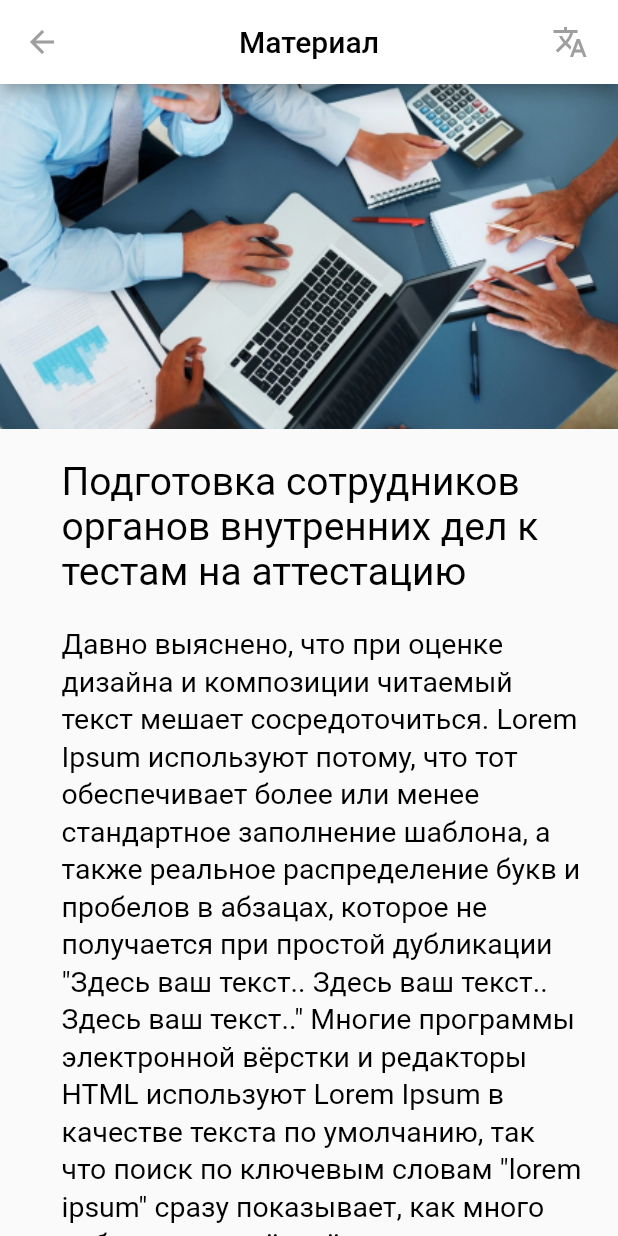
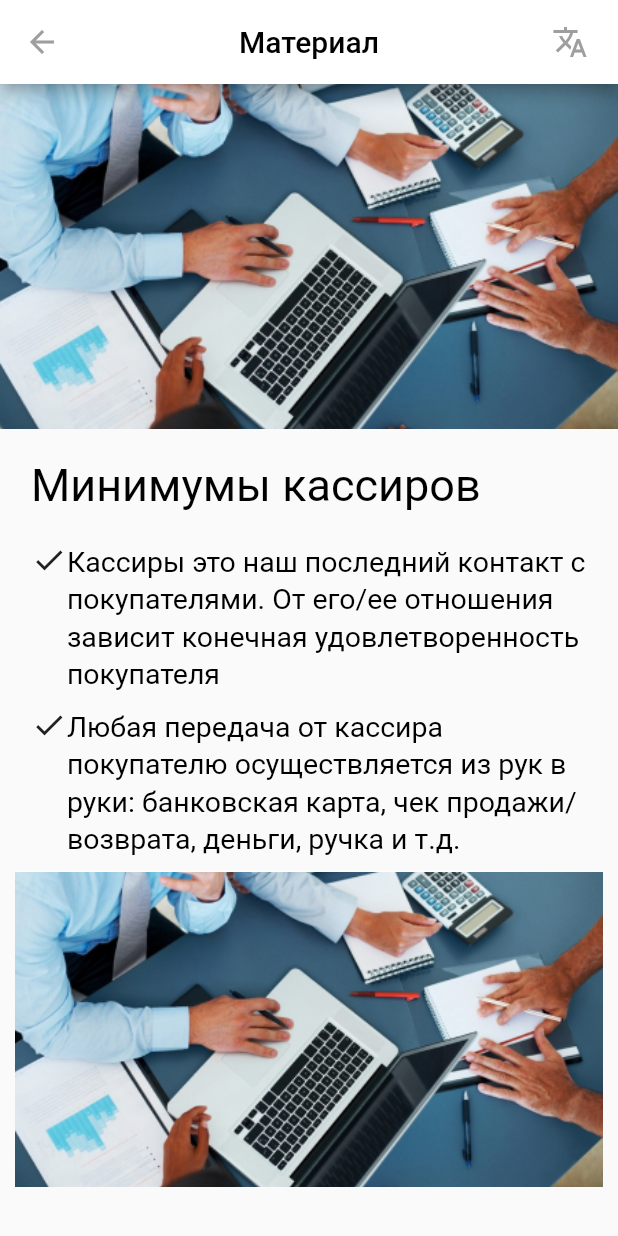
Before and after one commit to Nekori228/EmTest, a Flutter app: the material_content screen opened directly, on a phone screen of 412 x 824 dp. Run offline on Flutter 3.47's test engine with Material 2 defaults, Android fonts, the phone set to English and light mode, and no system bars; our stand-ins replace cloud_firestore, dropdown_button2, easy_localization, email_validator, firebase_auth, firebase_core and 6 more; missing offline and left inert: enough_mail; accounts and stored records are empty; project files that could hold a hidden picture were left out.

```diff
--- a/lib/pages/material_cont.dart
+++ b/lib/pages/material_cont.dart
@@ -47,24 +47,47 @@ class _material_contentState extends State<material_content> {
                 ),
               ),
             ),
-            Padding(
-              padding: const EdgeInsets.all(20),
-              child: SizedBox(
-                width: 330,
-                child: Text(
-                    'Подготовка сотрудников органов внутренних дел к тестам на аттестацию',
-                    textAlign: TextAlign.start,
-                    style: TextStyle(color: Colors.black, fontSize: 26)),
-              ),
-            ),
-            Padding(
-              padding: const EdgeInsets.fromLTRB(20, 0, 0, 0),
-              child: SizedBox(
-                width: 350,
-                child: Text(
-                  'Давно выяснено, что при оценке дизайна и композиции читаемый текст мешает сосредоточиться. Lorem Ipsum используют потому, что тот обеспечивает более или менее стандартное заполнение шаблона, а также реальное распределение букв и пробелов в абзацах, которое не получается при простой дубликации "Здесь ваш текст.. Здесь ваш текст.. Здесь ваш текст.." Многие программы электронной вёрстки и редакторы HTML используют Lorem Ipsum в качестве текста по умолчанию, так что поиск по ключевым словам "lorem ipsum" сразу показывает, как много веб-страниц всё ещё дожидаются своего ',
-                  textAlign: TextAlign.start,
-                  style: TextStyle(color: Colors.black, fontSize: 19, height: 1.3),
+            Container(
+              margin: EdgeInsets.symmetric(
+                  horizontal: MediaQuery.of(context).size.width * 0.05),
+              child: Padding(
+                padding: const EdgeInsets.fromLTRB(0, 20, 0, 0),
+                child: Column(
+                  crossAxisAlignment: CrossAxisAlignment.start,
+                  children: [
+                    Text(
+                      'Минимумы кассиров',
+                      style: TextStyle(color: Colors.black, fontSize: 30),
+                    ),
+                    SizedBox(height: 20),
+                    Row(
+                      crossAxisAlignment: CrossAxisAlignment.start,
+                      children: const <Widget>[
+                        Icon(Icons.check),
+                        Expanded(
+                          child: Text(
+                            'Кассиры это наш последний контакт с покупателями. От его/ее отношения зависит конечная удовлетворенность покупателя',
+                            style: TextStyle(
+                                color: Colors.black, fontSize: 19, height: 1.3),
+                          ),
+                        ),
+                      ],
+                    ),
+                    SizedBox(height: 10),
+                    Row(
+                      crossAxisAlignment: CrossAxisAlignment.start,
+                      children: const <Widget>[
+                        Icon(Icons.check),
+                        Expanded(
+                          child: Text(
+                            'Любая передача от кассира покупателю осуществляется из рук в руки: банковская карта, чек продажи/возврата, деньги, ручка и т.д.',
+                            style: TextStyle(
+                                color: Colors.black, fontSize: 19, height: 1.3),
+                          ),
+                        ),
+                      ],
+                    ),
+                  ],
                 ),
               ),
             ),
```
Also changed, not shown: lib/pages/applications.dart (+16 -5 lines).
